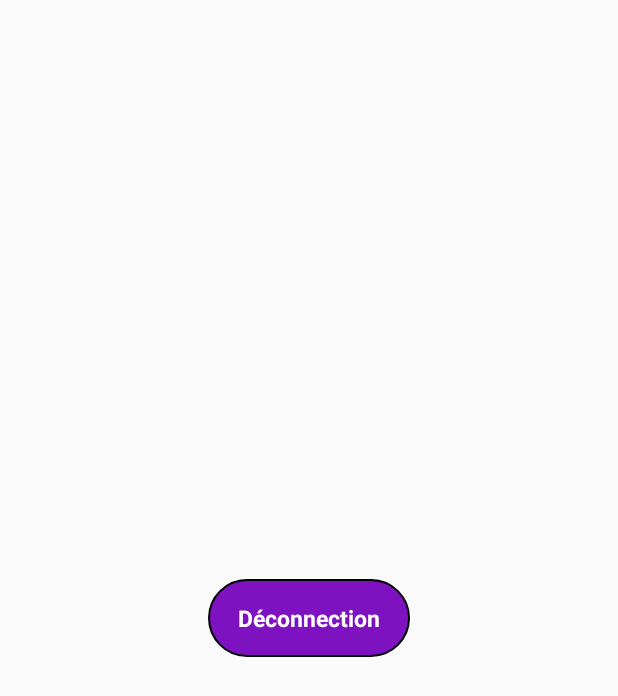
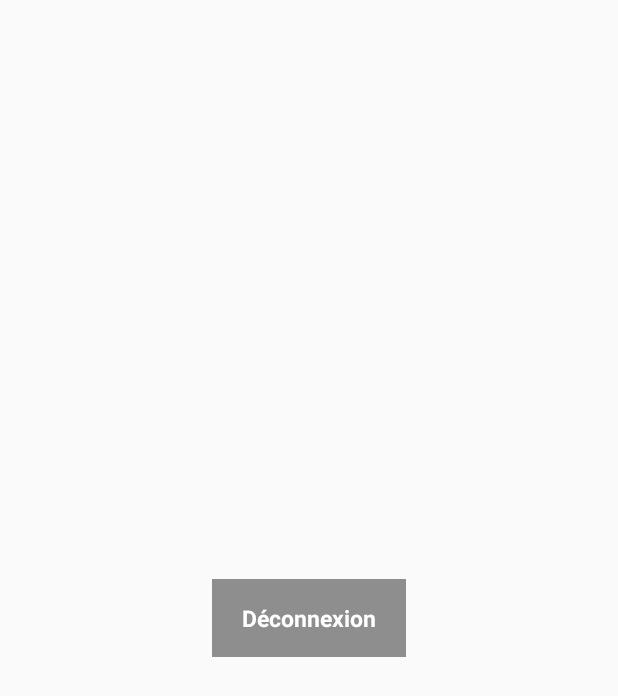
Before and after one commit to PictsManager/PictsManagerFront, an Android app: the ProfilActivity screen opened directly, with no data from a screen before it, on a phone screen of 412 x 824 dp. Shown: the top 696 px of the screen. Run offline under Robolectric (Android 15) with nearby library versions, the phone set to English and light mode, and no system bars.

Commit message:
fix button color

```diff
--- a/app/src/main/res/layout/activity_profil.xml
+++ b/app/src/main/res/layout/activity_profil.xml
@@ -10,7 +10,8 @@
         android:id="@+id/logoutButton"
         android:layout_width="wrap_content"
         android:layout_height="wrap_content"
-        android:text="Déconnection"
+        android:text="Déconnexion"
+        android:background="@color/colorMidGrey"
         app:layout_constraintBottom_toBottomOf="parent"
         app:layout_constraintEnd_toEndOf="parent"
         app:layout_constraintStart_toStartOf="parent"
--- a/app/src/main/res/values/colors.xml
+++ b/app/src/main/res/values/colors.xml
@@ -7,5 +7,5 @@
     <color name="colorYellow">#FFFF00</color>
     <color name="colorRed">#EE3838</color>
     <color name="colorPurple">#7E11C0</color>
-
+    <color name="colorMidGrey">#FF8E8E8E</color>
 </resources>
```
